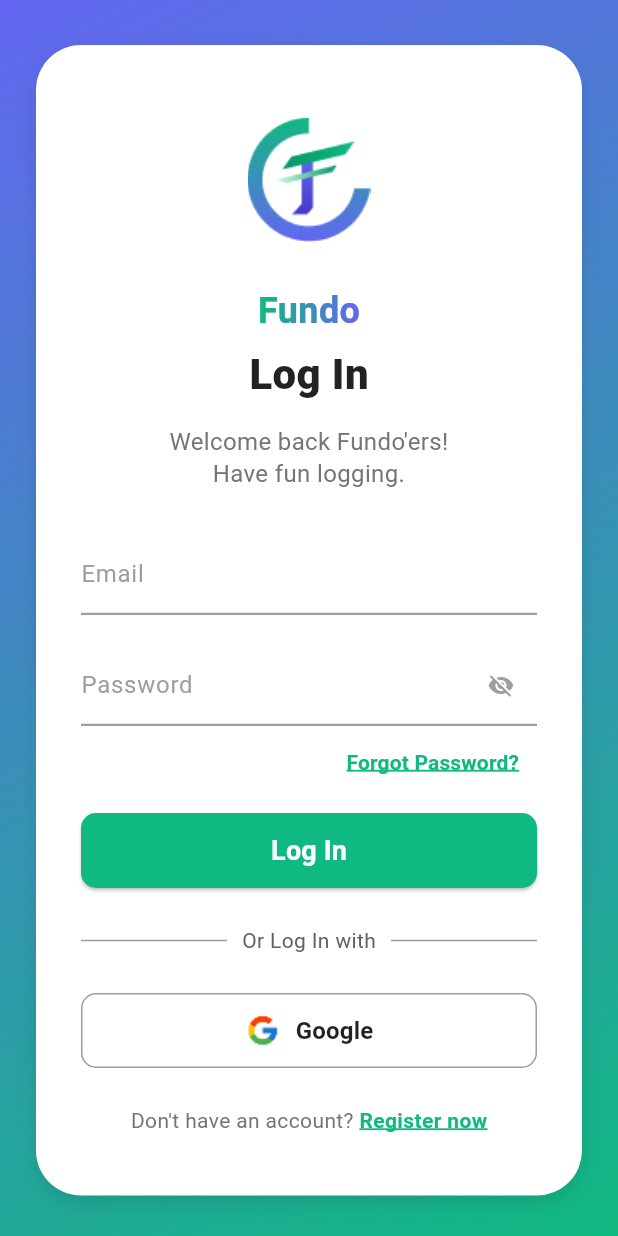
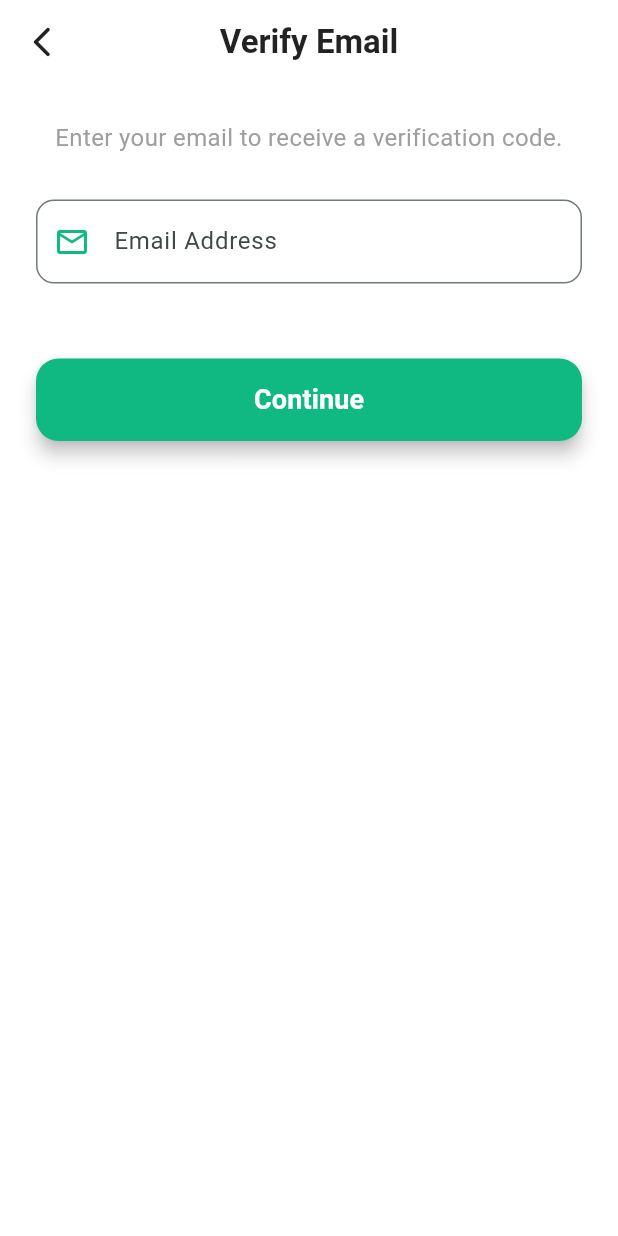
Before and after one commit to AtokTajuddin/fp-pemmob-kelompok1, a Flutter app: the LoginPage screen opened directly, after a tap on "Forgot Password?", on a phone screen of 412 x 824 dp. Run offline on Flutter 3.47's test engine with Material 3 defaults, Android fonts, the phone set to English and light mode, and no system bars.

Commit message:
forgot password page

```diff
--- /dev/null
+++ b/fundo_flutter/lib/screens/forgot_password_page.dart
@@ -0,0 +1,244 @@
+import 'package:flutter/material.dart';
+import 'package:flutter/services.dart';
+
+class ForgotPasswordPage extends StatefulWidget {
+  const ForgotPasswordPage({super.key});
+
+  @override
+  State<ForgotPasswordPage> createState() => _ForgotPasswordPageState();
+}
+
+class _ForgotPasswordPageState extends State<ForgotPasswordPage> {
+  // 1. STEP TRACKER
+  int _currentStep = 0; // 0: Email, 1: OTP, 2: New Password
+
+  // 2. CONTROLLER FORM
+  final TextEditingController _emailController = TextEditingController();
+  final TextEditingController _otpController = TextEditingController();
+  final TextEditingController _newPasswordController = TextEditingController();
+  final TextEditingController _confirmPasswordController = TextEditingController();
+
+  // Status password
+  bool _isNewPasswordVisible = false;
+  bool _isConfirmPasswordVisible = false;
+
+  final Color primaryColor = const Color(0xFF10B981);
+  final Color dangerColor = const Color(0xFFFF5252);
+
+  final List<String> _stepTitles = [
+    "Verify Email",
+    "Enter OTP Code",
+    "Create New Password"
+  ];
+
+  // Next / Back Step Handlers
+
+  void _nextStep() {
+    // Simulasi validasi
+    if (_currentStep == 0) {
+      if (_emailController.text.isEmpty || !_emailController.text.contains('@')) {
+        _showSnackBar("Please enter a valid email address.");
+        return;
+      }
+      _showSnackBar("OTP sent to ${_emailController.text}");
+    } else if (_currentStep == 1) {
+      if (_otpController.text.length != 6) {
+        _showSnackBar("Please enter the 6-digit OTP.");
+        return;
+      }
+      _showSnackBar("OTP verified successfully!");
+    } else if (_currentStep == 2) {
+      if (_newPasswordController.text != _confirmPasswordController.text || _newPasswordController.text.length < 6) {
+        _showSnackBar("Passwords must match and be at least 6 characters.");
+        return;
+      }
+      _showSnackBar("Password changed successfully! Redirecting...");
+      Navigator.pop(context);
+      return;
+    }
+
+    setState(() {
+      _currentStep++;
+    });
+  }
+
+  void _previousStep() {
+    if (_currentStep > 0) {
+      setState(() {
+        _currentStep--;
+      });
+    } else {
+      Navigator.pop(context);
+    }
+  }
+
+  void _showSnackBar(String message) {
+    ScaffoldMessenger.of(context).showSnackBar(
+      SnackBar(content: Text(message)),
+    );
+  }
+
+  // BUILDER FOR EACH STEP CONTENT
+
+  Widget _buildStepContent(int step) {
+    switch (step) {
+      case 0:
+        return _buildEmailInput();
+      case 1:
+        return _buildOtpInput();
+      case 2:
+        return _buildNewPasswordInput();
+      default:
+        return Container();
+    }
+  }
+
+  // Input Email
+  Widget _buildEmailInput() {
+    return Column(
+      children: [
+        const Text(
+          "Enter your email to receive a verification code.",
+          textAlign: TextAlign.center,
+          style: TextStyle(fontSize: 16, color: Colors.grey),
+        ),
+        const SizedBox(height: 30),
+        TextField(
+          controller: _emailController,
+          keyboardType: TextInputType.emailAddress,
+          decoration: InputDecoration(
+            labelText: "Email Address",
+            hintText: "example@email.com",
+            prefixIcon: Icon(Icons.email_outlined, color: primaryColor),
+            border: OutlineInputBorder(borderRadius: BorderRadius.circular(12)),
+          ),
+        ),
+      ],
+    );
+  }
+
+  // Input OTP
+  Widget _buildOtpInput() {
+    return Column(
+      children: [
+        Text(
+          "We sent a 6-digit code to ${_emailController.text}.",
+          textAlign: TextAlign.center,
+          style: const TextStyle(fontSize: 16, color: Colors.grey),
+        ),
+        const SizedBox(height: 30),
+        TextField(
+          controller: _otpController,
+          keyboardType: TextInputType.number,
+          inputFormatters: [
+            FilteringTextInputFormatter.digitsOnly,
+          ],
+          textAlign: TextAlign.center,
+          maxLength: 6,
+          style: const TextStyle(fontSize: 24, letterSpacing: 10, fontWeight: FontWeight.bold),
+          decoration: InputDecoration(
+            labelText: "Verification Code",
+            counterText: "",
+            border: OutlineInputBorder(borderRadius: BorderRadius.circular(12)),
+          ),
+        ),
+        const SizedBox(height: 20),
+        TextButton(
+          onPressed: () => _showSnackBar("Resending code..."),
+          child: Text("Resend Code", style: TextStyle(color: primaryColor)),
+        ),
+      ],
+    );
+  }
+
+  // New Password
+  Widget _buildNewPasswordInput() {
+    return Column(
+      children: [
+        const Text(
+          "Your new password must be different from previous passwords.",
+          textAlign: TextAlign.center,
+          style: TextStyle(fontSize: 16, color: Colors.grey),
+        ),
+        const SizedBox(height: 30),
+        // Input New Password
+        TextField(
+          controller: _newPasswordController,
+          obscureText: !_isNewPasswordVisible,
+          decoration: InputDecoration(
+            labelText: "New Password",
+            prefixIcon: const Icon(Icons.lock_outline),
+            suffixIcon: IconButton(
+              icon: Icon(_isNewPasswordVisible ? Icons.visibility : Icons.visibility_off),
+              onPressed: () => setState(() => _isNewPasswordVisible = !_isNewPasswordVisible),
+            ),
+            border: OutlineInputBorder(borderRadius: BorderRadius.circular(12)),
+          ),
+        ),
+        const SizedBox(height: 20),
+        // Input Confirm Password
+        TextField(
+          controller: _confirmPasswordController,
+          obscureText: !_isConfirmPasswordVisible,
+          decoration: InputDecoration(
+            labelText: "Confirm Password",
+            prefixIcon: const Icon(Icons.lock_outline),
+            suffixIcon: IconButton(
+              icon: Icon(_isConfirmPasswordVisible ? Icons.visibility : Icons.visibility_off),
+              onPressed: () => setState(() => _isConfirmPasswordVisible = !_isConfirmPasswordVisible),
+            ),
+            border: OutlineInputBorder(borderRadius: BorderRadius.circular(12)),
+          ),
+        ),
+      ],
+    );
+  }
+
+  @override
+  Widget build(BuildContext context) {
+    return Scaffold(
+      backgroundColor: Colors.white,
+      appBar: AppBar(
+        backgroundColor: Colors.white,
+        elevation: 0,
+        leading: IconButton(
+          icon: const Icon(Icons.arrow_back_ios_new_rounded, color: Colors.black87),
+          onPressed: _previousStep,
+        ),
+        title: Text(
+          _stepTitles[_currentStep],
+          style: const TextStyle(color: Colors.black87, fontWeight: FontWeight.bold),
+        ),
+        centerTitle: true,
+      ),
+      body: SingleChildScrollView(
+        padding: const EdgeInsets.all(24.0),
+        child: Column(
+          children: [
+            _buildStepContent(_currentStep),
+
+            const SizedBox(height: 50),
+
+            // Continue / Reset Button
+            SizedBox(
+              width: double.infinity,
+              height: 55,
+              child: ElevatedButton(
+                onPressed: _nextStep,
+                style: ElevatedButton.styleFrom(
+                  backgroundColor: primaryColor,
+                  shape: RoundedRectangleBorder(borderRadius: BorderRadius.circular(15)),
+                  elevation: 5,
+                ),
+                child: Text(
+                  _currentStep == 2 ? "Reset Password" : "Continue",
+                  style: const TextStyle(fontSize: 18, fontWeight: FontWeight.bold, color: Colors.white),
+                ),
+              ),
+            ),
+          ],
+        ),
+      ),
+    );
+  }
+}
--- a/fundo_flutter/lib/screens/login_page.dart
+++ b/fundo_flutter/lib/screens/login_page.dart
@@ -1,5 +1,6 @@
 import 'package:flutter/material.dart';
 import 'signup_page.dart';
+import 'forgot_password_page.dart';
 
 class LoginPage extends StatefulWidget {
   const LoginPage({super.key});
@@ -114,7 +115,10 @@
                         alignment: Alignment.centerRight,
                         child: TextButton(
                           onPressed: () {
-                            // Logic Forgot Password
+                            Navigator.push(
+                              context,
+                              MaterialPageRoute(builder: (context) => const ForgotPasswordPage()),
+                            );
                           },
                           child: const Text(
                             "Forgot Password?",
```
